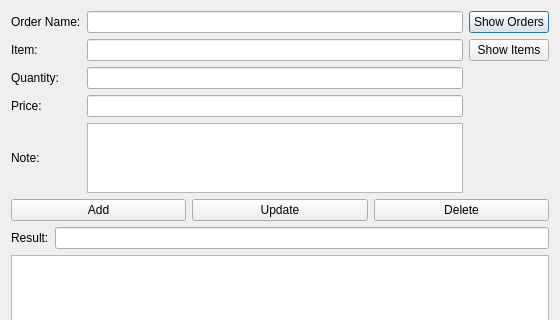
First picture: the form in UI_RAW/OrderItems.ui, repository GreenBeanio/Kimberly-s-Delicious-Dozen-Tracker, before the edit; both pictures show x 0 to 560 and y 0 to 320 of the 560 by 613 pixel window.
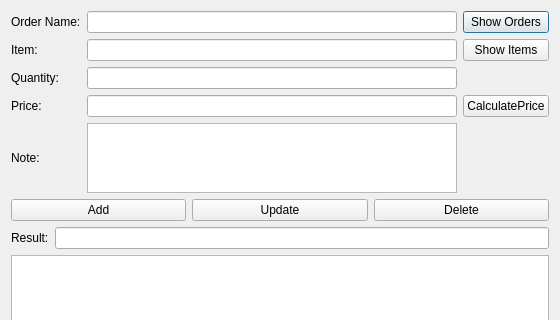
Second picture: the form after the edit.

Commit message: Price Calculations

The edit to the form file:
```diff
--- a/UI_RAW/OrderItems.ui
+++ b/UI_RAW/OrderItems.ui
@@ -84,6 +84,13 @@
            </property>
           </widget>
          </item>
+         <item row="3" column="3">
+          <widget class="QPushButton" name="CalculatePrice">
+           <property name="text">
+            <string>CalculatePrice</string>
+           </property>
+          </widget>
+         </item>
         </layout>
        </item>
       </layout>
```
The commit also changes 6 other files.
